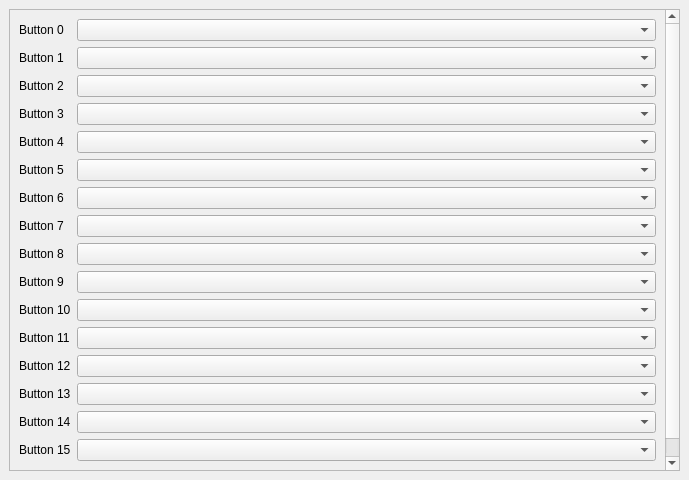
The window that src/input/ButtonConfigWidget.ui (openscad/openscad) describes before a commit, drawn with Qt 5.
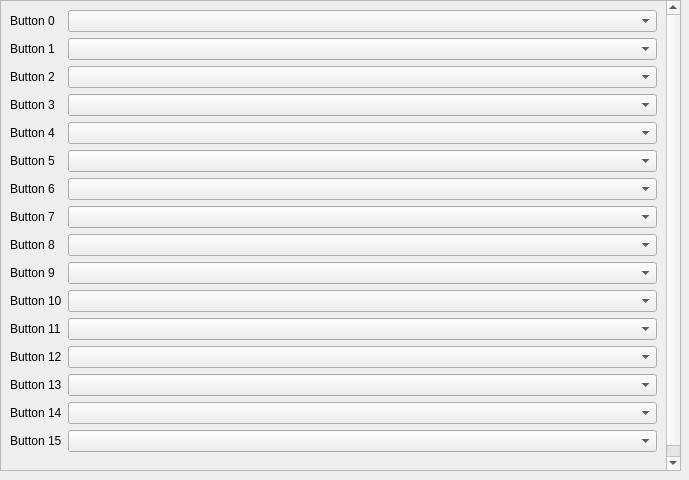
The same window after the commit. Custom widgets are drawn as their Qt base class.

Diff of the .ui file:
```diff
--- a/src/input/ButtonConfigWidget.ui
+++ b/src/input/ButtonConfigWidget.ui
@@ -1,7 +1,7 @@
 <?xml version="1.0" encoding="UTF-8"?>
 <ui version="4.0">
  <class>Button</class>
- <widget class="QMainWindow" name="Button">
+ <widget class="QWidget" name="Button">
   <property name="geometry">
    <rect>
     <x>0</x>
@@ -19,10 +19,18 @@
   <property name="windowTitle">
    <string>Preferences</string>
   </property>
-  <property name="unifiedTitleAndToolBarOnMac">
+  <property name="unifiedTitleAndToolBarOnMac" stdset="0">
    <bool>true</bool>
   </property>
-  <widget class="ButtonConfigWidget" name="centralwidget">
+  <widget class="QWidget" name="centralwidget" native="true">
+   <property name="geometry">
+    <rect>
+     <x>0</x>
+     <y>0</y>
+     <width>681</width>
+     <height>471</height>
+    </rect>
+   </property>
    <layout class="QGridLayout" name="gridLayout_6">
     <item row="0" column="0">
      <widget class="QScrollArea" name="scrollArea_InputButton">
@@ -34,7 +42,7 @@
         <rect>
          <x>0</x>
          <y>0</y>
-         <width>655</width>
+         <width>647</width>
          <height>534</height>
         </rect>
        </property>
@@ -232,14 +240,6 @@
    </layout>
   </widget>
  </widget>
- <customwidgets>
-  <customwidget>
-   <class>ButtonConfigWidget</class>
-   <extends>QWidget</extends>
-   <header>input/ButtonConfigWidget.h</header>
-   <container>1</container>
-  </customwidget>
- </customwidgets>
  <resources/>
  <connections/>
 </ui>
```
